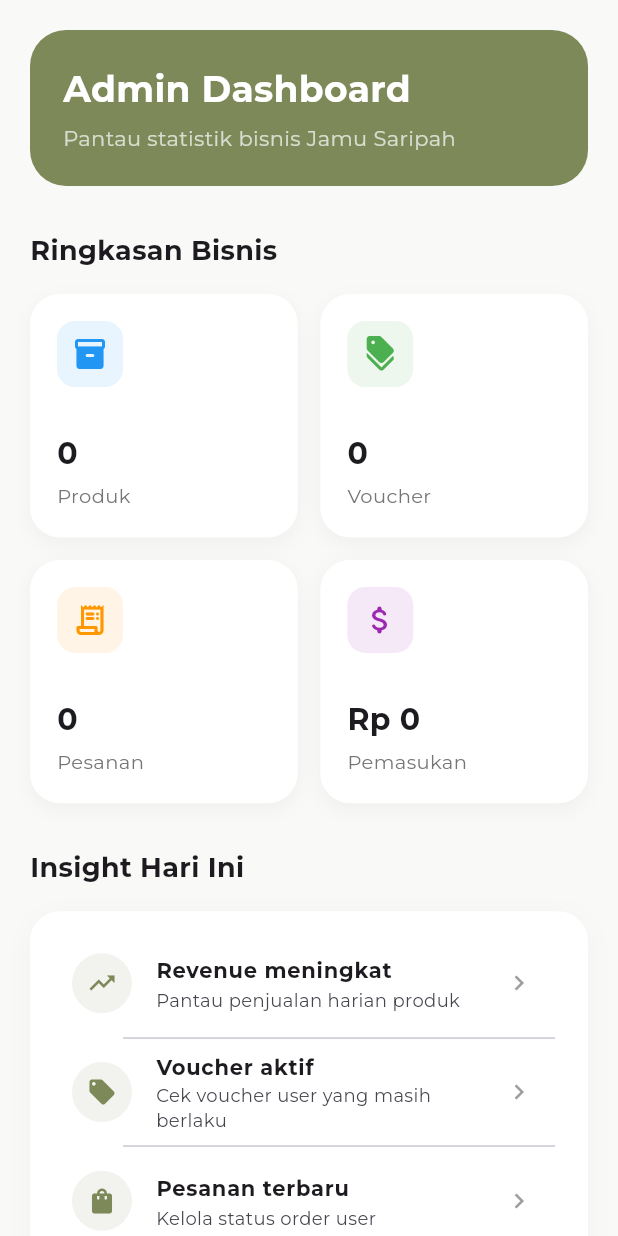
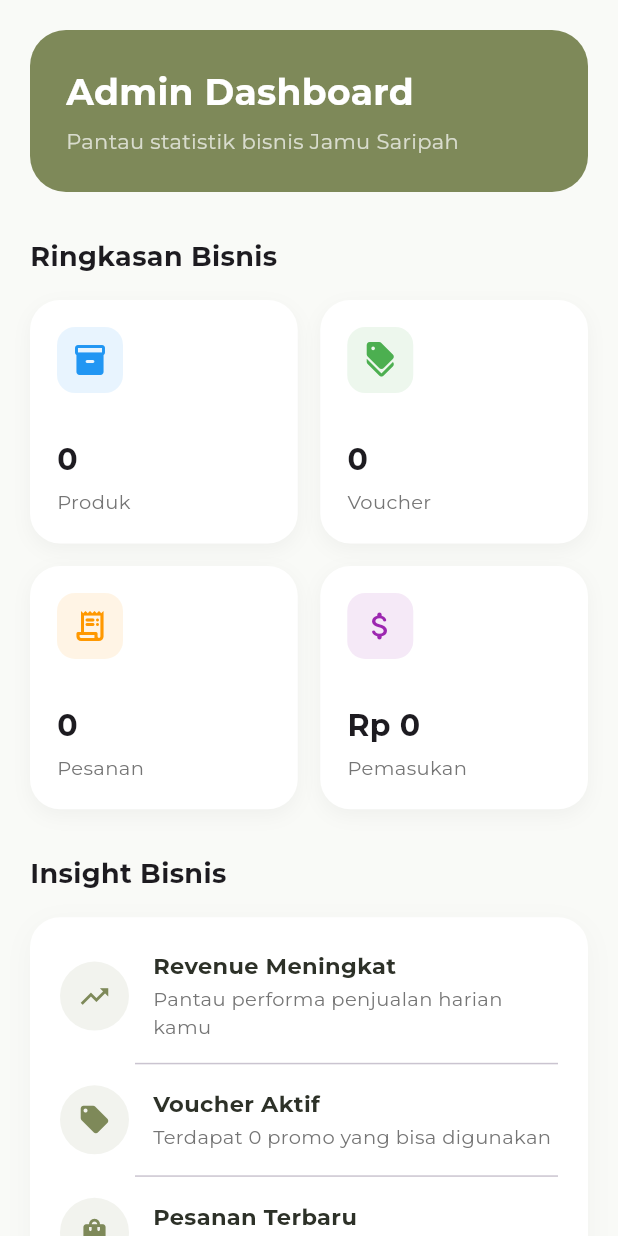
Before and after one commit to olivcarln/jamu_saripah, a Flutter app: the AdminDashboardScreen screen opened directly, on a phone screen of 412 x 824 dp. Run offline on Flutter 3.47's test engine with Material 3 defaults, Android fonts, the light colour scheme and no system bars; our stand-ins replace carousel_slider, cloud_firestore, firebase_auth, firebase_core, firebase_storage, flutter_image_compress and 8 more; missing offline and left inert: firebase_app_check; accounts and stored records are empty; project files that could hold a hidden picture were left out.

Commit message:
fix: fixing admin dashboard and checkout

```diff
--- a/lib/admin_screen/screens/admin_dashboard_screen.dart
+++ b/lib/admin_screen/screens/admin_dashboard_screen.dart
@@ -1,57 +1,57 @@
 import 'package:cloud_firestore/cloud_firestore.dart';
 import 'package:flutter/material.dart';
 import 'package:intl/intl.dart';
-import 'package:jamu_saripah/admin_screen/screens/admin_finance_screen.dart';
-
-// Import sesuai struktur folder project kamu
-import 'package:jamu_saripah/admin_screen/screens/admin_order_screen.dart';
-import 'package:jamu_saripah/admin_screen/screens/admin_product_screen.dart';
-import 'package:jamu_saripah/admin_screen/screens/admin_voucher_screen.dart';
 
 class AdminDashboardScreen extends StatelessWidget {
   const AdminDashboardScreen({super.key});
 
   /// Fungsi untuk mengambil data dinamis dari Firestore
-  /// Fungsi untuk mengambil data dinamis dari Firestore
   Future<Map<String, dynamic>> _getDashboardData() async {
     final now = DateTime.now();
     final firstDayOfMonth = DateTime(now.year, now.month, 1);
 
+    try {
       // 1. Fetch Produk
-    final productSnapshot = await FirebaseFirestore.instance.collection('products').get();
+      final productSnapshot =
+          await FirebaseFirestore.instance.collection('products').get();
 
-    // 2. Fetch Voucher (Hanya yang AKTIF - belum expired)
+      // 2. Fetch Voucher Aktif
       final voucherSnapshot = await FirebaseFirestore.instance
           .collection('global_vouchers')
           .where('expiredAt', isGreaterThan: Timestamp.now())
           .get();
 
-// Ubah bagian ini agar filter waktunya sama dengan Pemasukan
+      // 3. Fetch Total Pesanan Bulan Ini (Semua Status)
       final orderSnapshot = await FirebaseFirestore.instance
           .collection('orders')
-        .where('status', isEqualTo: 'Selesai')
-        .where('created_at', isGreaterThanOrEqualTo: Timestamp.fromDate(firstDayOfMonth))
+          .where('created_at',
+              isGreaterThanOrEqualTo: Timestamp.fromDate(firstDayOfMonth))
           .get();
 
-    // 4. Hitung Pemasukan (Tetap ambil dari semua yang 'Selesai' di bulan ini)
+      // 4. Fetch Pemasukan (Hanya yang Selesai)
       final revenueSnapshot = await FirebaseFirestore.instance
           .collection('orders')
           .where('status', isEqualTo: 'Selesai')
-        .where('created_at', isGreaterThanOrEqualTo: Timestamp.fromDate(firstDayOfMonth))
+          .where('created_at',
+              isGreaterThanOrEqualTo: Timestamp.fromDate(firstDayOfMonth))
           .get();
 
       double monthlyRevenue = 0;
       for (var doc in revenueSnapshot.docs) {
         final data = doc.data();
-      monthlyRevenue += (data['totalPrice'] ?? 0).toDouble();
+        monthlyRevenue += (data['totalAmount'] ?? 0).toDouble();
       }
 
       return {
         'totalProducts': productSnapshot.docs.length,
         'totalVouchers': voucherSnapshot.docs.length,
-      'totalOrders': orderSnapshot.docs.length, // Jumlah pesanan aktif
+        'totalOrders': orderSnapshot.docs.length,
         'revenue': monthlyRevenue,
       };
+    } catch (e) {
+      debugPrint("Error fetching dashboard data: $e");
+      rethrow;
+    }
   }
 
   @override
@@ -68,7 +68,15 @@ class AdminDashboardScreen extends StatelessWidget {
           }
 
           if (snapshot.hasError) {
-            return Center(child: Text("Error: ${snapshot.error}"));
+            return Center(
+              child: Padding(
+                padding: const EdgeInsets.all(20.0),
+                child: Text(
+                  "Terjadi kesalahan: ${snapshot.error}",
+                  textAlign: TextAlign.center,
+                ),
+              ),
+            );
           }
 
           final data = snapshot.data!;
@@ -81,7 +89,7 @@ class AdminDashboardScreen extends StatelessWidget {
                 /// HEADER
                 Container(
                   width: double.infinity,
-                  padding: const EdgeInsets.all(22),
+                  padding: const EdgeInsets.all(24),
                   decoration: BoxDecoration(
                     color: const Color(0xFF7E8959),
                     borderRadius: BorderRadius.circular(24),
@@ -100,7 +108,7 @@ class AdminDashboardScreen extends StatelessWidget {
                       SizedBox(height: 6),
                       Text(
                         "Pantau statistik bisnis Jamu Saripah",
-                        style: TextStyle(color: Colors.white70),
+                        style: TextStyle(color: Colors.white70, fontSize: 14),
                       ),
                     ],
                   ),
@@ -123,28 +131,25 @@ class AdminDashboardScreen extends StatelessWidget {
                   mainAxisSpacing: 15,
                   childAspectRatio: 1.1,
                   children: [
-                    _buildCard(
+                    _buildStaticCard(
                       title: "Produk",
                       value: "${data['totalProducts']}",
                       icon: Icons.inventory_2_rounded,
                       color: Colors.blue,
-                      onTap: () => Navigator.push(context, MaterialPageRoute(builder: (context) => const AdminProductScreen())),
                     ),
-                    _buildCard(
+                    _buildStaticCard(
                       title: "Voucher",
-                      value: "${data['totalVouchers']}", // Hanya yang aktif
+                      value: "${data['totalVouchers']}",
                       icon: Icons.discount_rounded,
                       color: Colors.green,
-                      onTap: () => Navigator.push(context, MaterialPageRoute(builder: (context) => const AdminVoucherScreen())),
                     ),
-                    _buildCard(
+                    _buildStaticCard(
                       title: "Pesanan",
                       value: "${data['totalOrders']}",
                       icon: Icons.receipt_long_rounded,
                       color: Colors.orange,
-                      onTap: () => Navigator.push(context, MaterialPageRoute(builder: (context) => const AdminOrderScreen())),
                     ),
-                    _buildCard(
+                    _buildStaticCard(
                       title: "Pemasukan",
                       value: NumberFormat.currency(
                         locale: 'id_ID',
@@ -153,22 +158,21 @@ class AdminDashboardScreen extends StatelessWidget {
                       ).format(data['revenue']),
                       icon: Icons.attach_money_rounded,
                       color: Colors.purple,
-                      onTap: () => Navigator.push(context, MaterialPageRoute(builder: (context) => const AdminFinanceScreen())),
                     ),
                   ],
                 ),
 
                 const SizedBox(height: 30),
                 const Text(
-                  "Insight Hari Ini",
+                  "Insight Bisnis",
                   style: TextStyle(fontSize: 18, fontWeight: FontWeight.bold),
                 ),
                 const SizedBox(height: 16),
 
-                /// BOX INSIGHT
+                /// BOX INSIGHT (STATIS)
                 Container(
                   width: double.infinity,
-                  padding: const EdgeInsets.all(12),
+                  padding: const EdgeInsets.symmetric(vertical: 8),
                   decoration: BoxDecoration(
                     color: Colors.white,
                     borderRadius: BorderRadius.circular(20),
@@ -182,25 +186,22 @@ class AdminDashboardScreen extends StatelessWidget {
                   ),
                   child: Column(
                     children: [
-                      _buildInsightTile(
+                      _buildStaticInsightTile(
                         icon: Icons.trending_up,
-                        title: "Revenue meningkat",
-                        subtitle: "Pantau penjualan harian produk",
-                        onTap: () {},
+                        title: "Revenue Meningkat",
+                        subtitle: "Pantau performa penjualan harian kamu",
                       ),
-                      const Divider(indent: 50, endIndent: 10, height: 1),
-                      _buildInsightTile(
+                      const Divider(indent: 70, endIndent: 20, height: 1),
+                      _buildStaticInsightTile(
                         icon: Icons.local_offer,
-                        title: "Voucher aktif",
-                        subtitle: "Cek voucher user yang masih berlaku",
-                        onTap: () => Navigator.push(context, MaterialPageRoute(builder: (context) => const AdminVoucherScreen())),
+                        title: "Voucher Aktif",
+                        subtitle: "Terdapat ${data['totalVouchers']} promo yang bisa digunakan",
                       ),
-                      const Divider(indent: 50, endIndent: 10, height: 1),
-                      _buildInsightTile(
+                      const Divider(indent: 70, endIndent: 20, height: 1),
+                      _buildStaticInsightTile(
                         icon: Icons.shopping_bag,
-                        title: "Pesanan terbaru",
-                        subtitle: "Kelola status order user",
-                        onTap: () => Navigator.push(context, MaterialPageRoute(builder: (context) => const AdminOrderScreen())),
+                        title: "Pesanan Terbaru",
+                        subtitle: "Kelola status orderan user yang masuk",
                       ),
                     ],
                   ),
@@ -213,18 +214,14 @@ class AdminDashboardScreen extends StatelessWidget {
     );
   }
 
-  /// Widget Card Statistik
-  Widget _buildCard({
+  /// Widget Card Statistik Statis
+  Widget _buildStaticCard({
     required String title,
     required String value,
     required IconData icon,
     required Color color,
-    required VoidCallback onTap,
   }) {
-    return InkWell(
-      onTap: onTap,
-      borderRadius: BorderRadius.circular(20),
-      child: Container(
+    return Container(
       padding: const EdgeInsets.all(18),
       decoration: BoxDecoration(
         color: Colors.white,
@@ -271,33 +268,50 @@ class AdminDashboardScreen extends StatelessWidget {
           ),
         ],
       ),
-      ),
     );
   }
 
-  /// Widget Tile Insight
-  Widget _buildInsightTile({
+  /// Widget Insight List Statis
+  Widget _buildStaticInsightTile({
     required IconData icon,
     required String title,
     required String subtitle,
-    required VoidCallback onTap,
   }) {
-    return ListTile(
-      onTap: onTap,
-      leading: Container(
-        padding: const EdgeInsets.all(10),
+    return Padding(
+      padding: const EdgeInsets.symmetric(vertical: 14, horizontal: 20),
+      child: Row(
+        children: [
+          Container(
+            padding: const EdgeInsets.all(12),
             decoration: BoxDecoration(
               color: const Color(0xFF7E8959).withOpacity(0.1),
               shape: BoxShape.circle,
             ),
-        child: Icon(icon, color: const Color(0xFF7E8959), size: 20),
+            child: Icon(icon, color: const Color(0xFF7E8959), size: 22),
           ),
-      title: Text(
+          const SizedBox(width: 16),
+          Expanded(
+            child: Column(
+              crossAxisAlignment: CrossAxisAlignment.start,
+              children: [
+                Text(
                   title,
-        style: const TextStyle(fontWeight: FontWeight.bold, fontSize: 14),
+                  style: const TextStyle(
+                    fontWeight: FontWeight.bold,
+                    fontSize: 15,
+                    color: Color(0xFF2D3128),
                   ),
-      subtitle: Text(subtitle, style: const TextStyle(fontSize: 12)),
-      trailing: const Icon(Icons.chevron_right, size: 20, color: Colors.grey),
+                ),
+                const SizedBox(height: 2),
+                Text(
+                  subtitle,
+                  style: TextStyle(fontSize: 13, color: Colors.grey.shade600),
+                ),
+              ],
+            ),
+          ),
+        ],
+      ),
     );
   }
 }
```
Also changed, not shown: lib/admin_screen/screens/admin_finance_screen.dart (deleted, +0 -286 lines), lib/provider/cart_provider.dart (+4 -5 lines), lib/screens/CheckoutScreen/checkout_screen.dart (+32 -9 lines), lib/screens/VouchersScreen/voucher_screen.dart (+38 -29 lines). Lines whose indentation alone changed are shown as unchanged.
